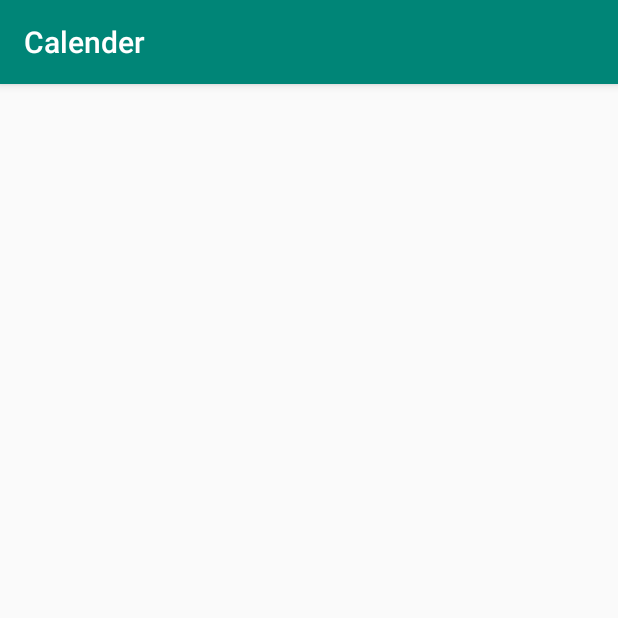
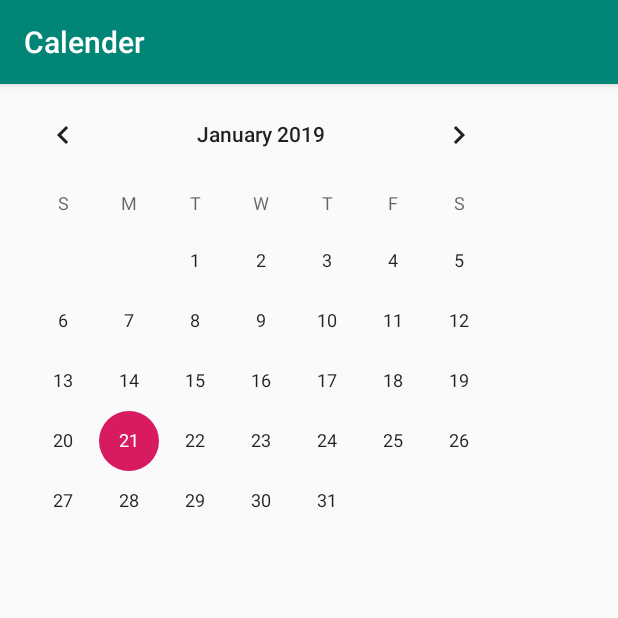
Before and after one commit to haydnkeung/Scheduler, an Android app: the screen it shows after launch (Calender), after a tap on "CLICK ME", on a phone screen of 412 x 824 dp, the top half of it. Run offline under Robolectric (Android 15) with nearby library versions, the phone set to English and light mode, and no system bars.

Commit message:
Fixed Bugs

```diff
--- a/app/src/main/java/io/github/haydnkeung/scheduler/MainActivity.java
+++ b/app/src/main/java/io/github/haydnkeung/scheduler/MainActivity.java
@@ -1,19 +1,72 @@
 package io.github.haydnkeung.scheduler;
 
 import android.content.Intent;
+import android.os.CountDownTimer;
 import android.support.v7.app.AppCompatActivity;
 import android.os.Bundle;
 import android.view.View;
+import android.widget.Button;
+import android.widget.TextView;
 
 public class MainActivity extends AppCompatActivity {
+
+    private long timeInMilisec = 64*1000;//used for timer
+    private CountDownTimer timer;//used for timer
+    private TextView timerView;//used for timer
 
     @Override
     protected void onCreate(Bundle savedInstanceState) {
         super.onCreate(savedInstanceState);
         setContentView(R.layout.activity_main);
+
+        startTimer();
+
+        //Button
+        Button startButton = findViewById(R.id.startButton);
+        startButton.setOnClickListener(new View.OnClickListener() {
+            @Override
+            public void onClick(View v) {
+                startActivity(new Intent(MainActivity.this,Calender.class));
+            }
+        });
+
+
     }
 
-    public void showCalender(View view){
-        startActivity(new Intent(this,Calender.class));
+    private long toSec(long timeInMilisec){
+        return timeInMilisec/1000;
     }
+
+    private void startTimer(){
+        //Timer
+        timerView=findViewById(R.id.countDown);
+        timer = new CountDownTimer(timeInMilisec,1000) {
+            @Override
+            public void onTick(long millisUntilFinished) {
+                timeInMilisec = millisUntilFinished;
+                updateTime();
+            }
+
+            @Override
+            public void onFinish() {
+                timeInMilisec = 1000*10;//10 seconds
+                this.start();
+            }
+        }.start();
+    }
+
+    private void updateTime(){
+        int hour = (int) toSec(timeInMilisec) /3600;
+        int min = (int)(toSec(timeInMilisec) -3600*hour)/60;
+        int sec = (int) toSec(timeInMilisec) %60;
+
+        String stringhr = String.format("%02d",hour);
+        String stringmin = String.format("%02d",min);
+        String stringsec = String.format("%02d",sec);
+
+        String display = stringhr+":"+stringmin+":"+stringsec;
+
+        timerView.setText(display);
+    }
+
 }
--- a/app/src/main/res/layout/activity_calender.xml
+++ b/app/src/main/res/layout/activity_calender.xml
@@ -6,4 +6,10 @@
     android:layout_height="match_parent"
     tools:context=".Calender">
 
+    <CalendarView
+        android:id="@+id/calendarView"
+        android:layout_width="wrap_content"
+        android:layout_height="wrap_content"
+        tools:layout_editor_absoluteX="16dp"
+        tools:layout_editor_absoluteY="86dp" />
 </android.support.constraint.ConstraintLayout>
--- a/app/src/main/res/layout/activity_main.xml
+++ b/app/src/main/res/layout/activity_main.xml
@@ -14,9 +14,10 @@
         android:scaleType="centerCrop"/>
 
     <TextView
+        android:id="@+id/countDown"
         android:layout_width="wrap_content"
         android:layout_height="wrap_content"
-        android:text="Hello World!"
+        android:text="Hello Haydn!"
         android:textSize="48sp"
         app:layout_constraintBottom_toBottomOf="parent"
         app:layout_constraintLeft_toLeftOf="parent"
@@ -29,12 +30,12 @@
         >
 
         <Button
-            android:id="@+id/start"
+            android:id="@+id/startButton"
             android:layout_width="wrap_content"
             android:layout_height="wrap_content"
             android:layout_gravity="center_horizontal"
             android:text="Click Me"
-            android:onClick="showCalender"/>
+            />
 
     </LinearLayout>
 
```
